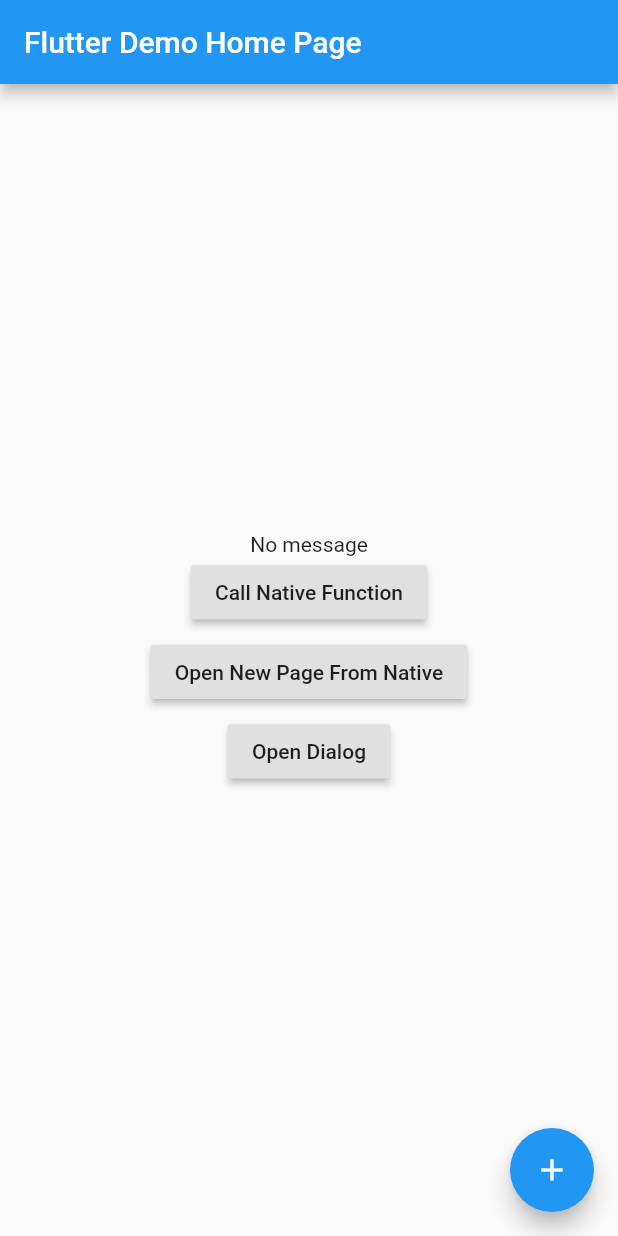
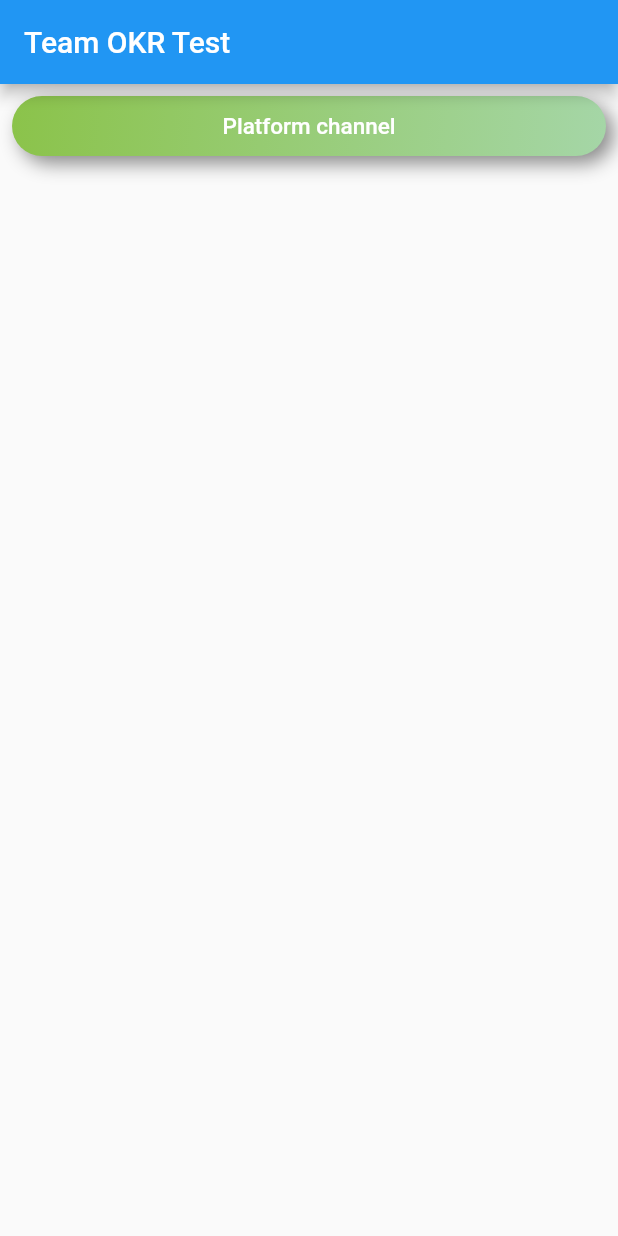
Before and after one commit to ThaeThinzar/flutter_app_team_test, a Flutter app: the screen it shows after launch, on a phone screen of 412 x 824 dp. Run offline on Flutter 3.47's test engine with Material 2 defaults, Android fonts, the phone set to English and light mode, and no system bars.

Commit message:
[common_Kai] common page and function at dev

```diff
--- /dev/null
+++ b/lib/common/constants.dart
@@ -0,0 +1,4 @@
+class ScreenURLPath {
+  static const String PLATFORM_CHANNEL = '/plat_form_channel';
+  static const String SLIVER_TEST = '/sliver_test';
+}
--- a/lib/main.dart
+++ b/lib/main.dart
@@ -1,12 +1,19 @@
 import 'package:flutter/material.dart';
 
 import 'package:flutter/services.dart';
+import 'package:flutter_app_team_test/common/common_widge.dart';
+import 'package:flutter_app_team_test/plat_form_channel/plat_form_channel.dart';
+
+import 'common/constants.dart';
 void main() {
   runApp(MyApp());
 }
 
 class MyApp extends StatelessWidget {
   // This widget is the root of your application.
+  final routes = <String,WidgetBuilder>{
+    ScreenURLPath.PLATFORM_CHANNEL:(context) => PlatformChannelView() ,
+  };
   @override
   Widget build(BuildContext context) {
     return MaterialApp(
@@ -15,7 +22,8 @@
         primarySwatch: Colors.blue,
         visualDensity: VisualDensity.adaptivePlatformDensity,
       ),
-      home: MyHomePage(title: 'Flutter Demo Home Page'),
+      routes: routes,
+      home: MyHomePage(title: 'Team OKR Test'),
     );
   }
 }
@@ -31,36 +39,46 @@
 }
 
 class _MyHomePageState extends State<MyHomePage> {
-  int _counter = 0;
-  String msg = "No message";
-  static const channel = const MethodChannel('flutter_app_team_test/mychannel');
-  void _incrementCounter() {
-    setState(() {
-      _counter++;
-    });
-  }
-  Future<Null> _openNewPage() async {
-    final response =
-    await channel.invokeMethod("openPage", ["Hello  From Flutter"]);
-    print('Response of openPage: $response');
-  }
-  Future<Null> _showDialog() async {
-    final response =
-    await channel.invokeMethod("showDialog", ["Called From Flutter"]);
-//    print(response);
-    final snackbar = new SnackBar(content: new Text(response));
-    Scaffold.of(context).showSnackBar(snackbar);
-  }
-  Future<void> getData()async{
-    String message;
-    try{
-      message = await channel.invokeMethod('getData');
-    }on PlatformException catch(e){
-      message = "Failed to load message from native";
-    }
-    setState(() {
-      msg = message;
-    });
+
+  Widget buttonWidget(String title, String screenName, BuildContext context){
+    return GestureDetector(
+      onTap: (){
+        CommonWidget.onPressedToNavigate(screenName,context);
+      },
+      child: Container(
+        margin: EdgeInsets.all(8),
+        width: double.infinity,
+        height: 40,
+        decoration: BoxDecoration(
+          gradient: LinearGradient(
+            colors: [
+              Colors.lightGreen,
+              Colors.green[200],
+            ],
+            begin: Alignment.topLeft,
+            end: Alignment.bottomRight,
+          ),
+          borderRadius: BorderRadius.circular(20),
+          boxShadow: [
+            BoxShadow(
+              color: Colors.black45,
+              offset: Offset(5, 5),
+              blurRadius: 10,
+            )
+          ],
+        ),
+        child: Center(
+          child: Text(
+            title,
+            style: TextStyle(
+              color: Colors.white,
+              fontSize: 15,
+              fontWeight: FontWeight.w500,
+            ),
+          ),
+        ),
+      ),
+    );
   }
   @override
   Widget build(BuildContext context) {
@@ -68,33 +86,16 @@
       appBar: AppBar(
         title: Text(widget.title),
       ),
-      body: Center(
-
-        child: Column(
-
-          mainAxisAlignment: MainAxisAlignment.center,
-          children: <Widget>[
-            Text(
-              msg,
-            ),
-            RaisedButton(
-              child: Text("Call Native Function"),
-              onPressed: getData,
-            ),
-            SizedBox(height: 5,),
-            RaisedButton(onPressed: _openNewPage,
-            child: Text('Open New Page From Native'),),
-            SizedBox(height: 5,),
-            RaisedButton(onPressed: _showDialog,
-              child: Text('Open Dialog'),)
-          ],
-        ),
+      body: CustomScrollView(
+        slivers: [
+          SliverList(delegate: SliverChildListDelegate(
+            [
+              buttonWidget('Platform channel',ScreenURLPath.PLATFORM_CHANNEL,context),
+            ]
+          ))
+        ],
       ),
-      floatingActionButton: FloatingActionButton(
-        onPressed: _incrementCounter,
-        tooltip: 'Increment',
-        child: Icon(Icons.add),
-      ), // This trailing comma makes auto-formatting nicer for build methods.
+      // This trailing comma makes auto-formatting nicer for build methods.
     );
   }
 }
```
Also changed, not shown: lib/common/common_widge.dart (added, +26 -0 lines), lib/plat_form_channel/plat_form_channel.dart (added, +82 -0 lines).
